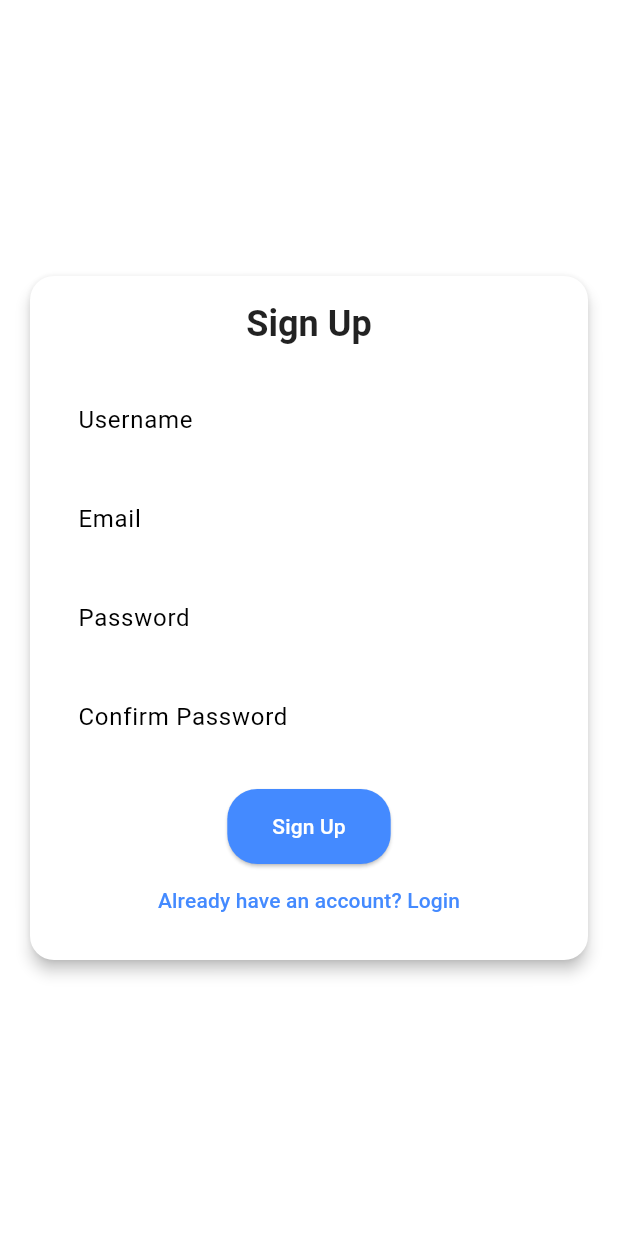
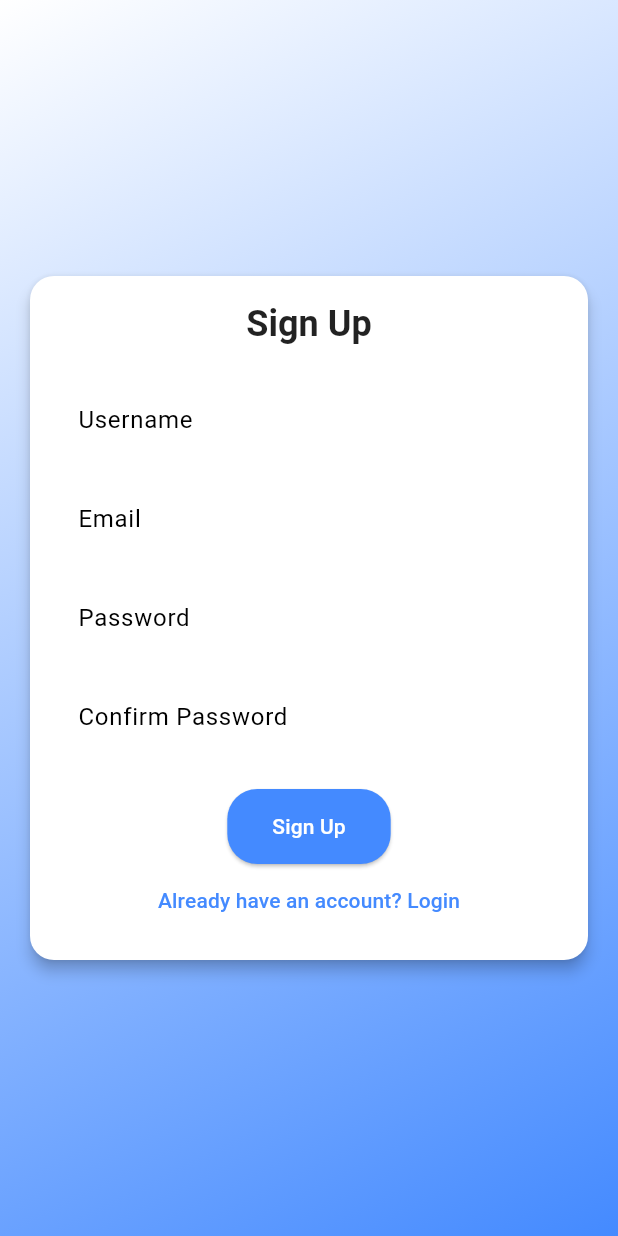
Before and after one commit to Isidro-Zertucha/flutter_exam, a Flutter app: the screen it shows after launch, after a tap on "Login", after a tap on "Don't have an account? Sign up", on a phone screen of 412 x 824 dp. Run offline on Flutter 3.47's test engine with Material 3 defaults, Android fonts, the phone set to English and light mode, and no system bars; our stand-ins replace shared_preferences; missing offline and left inert: country_flags; accounts and stored records are empty.

Commit message:
feature: add internationalization

````diff
--- /dev/null
+++ b/l10n.yaml
@@ -0,0 +1,3 @@
+arb-dir: lib/l10n
+template-arb-file: app_en.arb
+output-localization-file: app_localizations.dart
--- /dev/null
+++ b/lib/l10n/app_localizations.dart
@@ -0,0 +1,248 @@
+import 'dart:async';
+
+import 'package:flutter/foundation.dart';
+import 'package:flutter/widgets.dart';
+import 'package:flutter_localizations/flutter_localizations.dart';
+import 'package:intl/intl.dart' as intl;
+
+import 'app_localizations_en.dart';
+import 'app_localizations_es.dart';
+
+// ignore_for_file: type=lint
+
+/// Callers can lookup localized strings with an instance of AppLocalizations
+/// returned by `AppLocalizations.of(context)`.
+///
+/// Applications need to include `AppLocalizations.delegate()` in their app's
+/// `localizationDelegates` list, and the locales they support in the app's
+/// `supportedLocales` list. For example:
+///
+/// ```dart
+/// import 'l10n/app_localizations.dart';
+///
+/// return MaterialApp(
+///   localizationsDelegates: AppLocalizations.localizationsDelegates,
+///   supportedLocales: AppLocalizations.supportedLocales,
+///   home: MyApplicationHome(),
+/// );
+/// ```
+///
+/// ## Update pubspec.yaml
+///
+/// Please make sure to update your pubspec.yaml to include the following
+/// packages:
+///
+/// ```yaml
+/// dependencies:
+///   # Internationalization support.
+///   flutter_localizations:
+///     sdk: flutter
+///   intl: any # Use the pinned version from flutter_localizations
+///
+///   # Rest of dependencies
+/// ```
+///
+/// ## iOS Applications
+///
+/// iOS applications define key application metadata, including supported
+/// locales, in an Info.plist file that is built into the application bundle.
+/// To configure the locales supported by your app, you’ll need to edit this
+/// file.
+///
+/// First, open your project’s ios/Runner.xcworkspace Xcode workspace file.
+/// Then, in the Project Navigator, open the Info.plist file under the Runner
+/// project’s Runner folder.
+///
+/// Next, select the Information Property List item, select Add Item from the
+/// Editor menu, then select Localizations from the pop-up menu.
+///
+/// Select and expand the newly-created Localizations item then, for each
+/// locale your application supports, add a new item and select the locale
+/// you wish to add from the pop-up menu in the Value field. This list should
+/// be consistent with the languages listed in the AppLocalizations.supportedLocales
+/// property.
+abstract class AppLocalizations {
+  AppLocalizations(String locale)
+    : localeName = intl.Intl.canonicalizedLocale(locale.toString());
+
+  final String localeName;
+
+  static AppLocalizations? of(BuildContext context) {
+    return Localizations.of<AppLocalizations>(context, AppLocalizations);
+  }
+
+  static const LocalizationsDelegate<AppLocalizations> delegate =
+      _AppLocalizationsDelegate();
+
+  /// A list of this localizations delegate along with the default localizations
+  /// delegates.
+  ///
+  /// Returns a list of localizations delegates containing this delegate along with
+  /// GlobalMaterialLocalizations.delegate, GlobalCupertinoLocalizations.delegate,
+  /// and GlobalWidgetsLocalizations.delegate.
+  ///
+  /// Additional delegates can be added by appending to this list in
+  /// MaterialApp. This list does not have to be used at all if a custom list
+  /// of delegates is preferred or required.
+  static const List<LocalizationsDelegate<dynamic>> localizationsDelegates =
+      <LocalizationsDelegate<dynamic>>[
+        delegate,
+        GlobalMaterialLocalizations.delegate,
+        GlobalCupertinoLocalizations.delegate,
+        GlobalWidgetsLocalizations.delegate,
+      ];
+
+  /// A list of this localizations delegate's supported locales.
+  static const List<Locale> supportedLocales = <Locale>[
+    Locale('en'),
+    Locale('es'),
+  ];
+
+  /// No description provided for @login.
+  ///
+  /// In en, this message translates to:
+  /// **'Login'**
+  String get login;
+
+  /// No description provided for @username.
+  ///
+  /// In en, this message translates to:
+  /// **'Username'**
+  String get username;
+
+  /// No description provided for @password.
+  ///
+  /// In en, this message translates to:
+  /// **'Password'**
+  String get password;
+
+  /// No description provided for @dontHaveAnAccount.
+  ///
+  /// In en, this message translates to:
+  /// **'Don\'t have an account? Sign up'**
+  String get dontHaveAnAccount;
+
+  /// No description provided for @signUp.
+  ///
+  /// In en, this message translates to:
+  /// **'Sign Up'**
+  String get signUp;
+
+  /// No description provided for @email.
+  ///
+  /// In en, this message translates to:
+  /// **'Email'**
+  String get email;
+
+  /// No description provided for @confirmPassword.
+  ///
+  /// In en, this message translates to:
+  /// **'Confirm Password'**
+  String get confirmPassword;
+
+  /// No description provided for @alreadyHaveAnAccount.
+  ///
+  /// In en, this message translates to:
+  /// **'Already have an account? Login'**
+  String get alreadyHaveAnAccount;
+
+  /// No description provided for @home.
+  ///
+  /// In en, this message translates to:
+  /// **'Home'**
+  String get home;
+
+  /// No description provided for @welcome.
+  ///
+  /// In en, this message translates to:
+  /// **'Welcome, {username}!'**
+  String welcome(Object username);
+
+  /// No description provided for @logout.
+  ///
+  /// In en, this message translates to:
+  /// **'Logout'**
+  String get logout;
+
+  /// No description provided for @invalidUsernameOrPassword.
+  ///
+  /// In en, this message translates to:
+  /// **'Invalid username or password'**
+  String get invalidUsernameOrPassword;
+
+  /// No description provided for @usernameAlreadyExists.
+  ///
+  /// In en, this message translates to:
+  /// **'Username already exists'**
+  String get usernameAlreadyExists;
+
+  /// No description provided for @pleaseEnterAUsername.
+  ///
+  /// In en, this message translates to:
+  /// **'Please enter a username'**
+  String get pleaseEnterAUsername;
+
+  /// No description provided for @pleaseEnterAnEmail.
+  ///
+  /// In en, this message translates to:
+  /// **'Please enter an email'**
+  String get pleaseEnterAnEmail;
+
+  /// No description provided for @pleaseEnterAValidEmailAddress.
+  ///
+  /// In en, this message translates to:
+  /// **'Please enter a valid email address'**
+  String get pleaseEnterAValidEmailAddress;
+
+  /// No description provided for @pleaseEnterAPassword.
+  ///
+  /// In en, this message translates to:
+  /// **'Please enter a password'**
+  String get pleaseEnterAPassword;
+
+  /// No description provided for @pleaseConfirmYourPassword.
+  ///
+  /// In en, this message translates to:
+  /// **'Please confirm your password'**
+  String get pleaseConfirmYourPassword;
+
+  /// No description provided for @passwordsDoNotMatch.
+  ///
+  /// In en, this message translates to:
+  /// **'Passwords do not match'**
+  String get passwordsDoNotMatch;
+}
+
+class _AppLocalizationsDelegate
+    extends LocalizationsDelegate<AppLocalizations> {
+  const _AppLocalizationsDelegate();
+
+  @override
+  Future<AppLocalizations> load(Locale locale) {
+    return SynchronousFuture<AppLocalizations>(lookupAppLocalizations(locale));
+  }
+
+  @override
+  bool isSupported(Locale locale) =>
+      <String>['en', 'es'].contains(locale.languageCode);
+
+  @override
+  bool shouldReload(_AppLocalizationsDelegate old) => false;
+}
+
+AppLocalizations lookupAppLocalizations(Locale locale) {
+  // Lookup logic when only language code is specified.
+  switch (locale.languageCode) {
+    case 'en':
+      return AppLocalizationsEn();
+    case 'es':
+      return AppLocalizationsEs();
+  }
+
+  throw FlutterError(
+    'AppLocalizations.delegate failed to load unsupported locale "$locale". This is likely '
+    'an issue with the localizations generation tool. Please file an issue '
+    'on GitHub with a reproducible sample app and the gen-l10n configuration '
+    'that was used.',
+  );
+}
--- a/lib/main.dart
+++ b/lib/main.dart
@@ -1,6 +1,8 @@
 import 'package:flutter/material.dart';
+import 'package:flutter_exam/l10n/app_localizations.dart';
 import 'package:provider/provider.dart';
 import 'providers/auth_provider.dart';
+import 'providers/locale_provider.dart';
 import 'providers/theme_provider.dart';
 import 'screens/home_screen.dart';
 import 'screens/login_screen.dart';
@@ -19,15 +21,19 @@ class MyApp extends StatelessWidget {
       providers: [
         ChangeNotifierProvider(create: (_) => AuthProvider()),
         ChangeNotifierProvider(create: (_) => ThemeProvider()),
+        ChangeNotifierProvider(create: (_) => LocaleProvider()),
       ],
-      child: Consumer<ThemeProvider>(
-        builder: (context, themeProvider, child) {
+      child: Consumer2<ThemeProvider, LocaleProvider>(
+        builder: (context, themeProvider, localeProvider, child) {
           return MaterialApp(
             title: 'Flutter Exam',
             debugShowCheckedModeBanner: false,
             theme: AppThemes.lightTheme,
             darkTheme: AppThemes.darkTheme,
             themeMode: themeProvider.themeMode,
+            locale: localeProvider.locale,
+            localizationsDelegates: AppLocalizations.localizationsDelegates,
+            supportedLocales: AppLocalizations.supportedLocales,
             home: const AuthWrapper(),
           );
         },
--- a/lib/screens/login_screen.dart
+++ b/lib/screens/login_screen.dart
@@ -1,4 +1,5 @@
 import 'package:flutter/material.dart';
+import 'package:flutter_exam/l10n/app_localizations.dart';
 import 'package:provider/provider.dart';
 import '../providers/auth_provider.dart';
 import 'signup_screen.dart';
@@ -7,10 +8,10 @@ class LoginScreen extends StatefulWidget {
   const LoginScreen({super.key});
 
   @override
-  _LoginScreenState createState() => _LoginScreenState();
+  State<LoginScreen> createState() => LoginScreenState();
 }
 
-class _LoginScreenState extends State<LoginScreen> {
+class LoginScreenState extends State<LoginScreen> {
   final _formKey = GlobalKey<FormState>();
   final _usernameController = TextEditingController();
   final _passwordController = TextEditingController();
@@ -33,7 +34,7 @@ class _LoginScreenState extends State<LoginScreen> {
       );
       if (!success && mounted) {
         ScaffoldMessenger.of(context).showSnackBar(
-          SnackBar(content: Text('Invalid username or password')),
+          SnackBar(content: Text(AppLocalizations.of(context)!.invalidUsernameOrPassword)),
         );
       }
     }
@@ -41,13 +42,14 @@ class _LoginScreenState extends State<LoginScreen> {
 
   @override
   Widget build(BuildContext context) {
+    final l10n = AppLocalizations.of(context)!;
     return Scaffold(
       body: Container(
         decoration: BoxDecoration(
           gradient: LinearGradient(
             colors: [
-              Theme.of(context).colorScheme.background,
               Theme.of(context).colorScheme.surface,
+              Theme.of(context).colorScheme.secondary,
             ],
             begin: Alignment.topLeft,
             end: Alignment.bottomRight,
@@ -64,15 +66,15 @@ class _LoginScreenState extends State<LoginScreen> {
                   child: Column(
                     mainAxisSize: MainAxisSize.min,
                     children: [
-                      Text('Login', style: Theme.of(context).textTheme.headlineSmall),
+                      Text(l10n.login, style: Theme.of(context).textTheme.headlineSmall),
                       SizedBox(height: 20),
                       TextFormField(
                         controller: _usernameController,
-                        decoration: InputDecoration(labelText: 'Username'),
+                        decoration: InputDecoration(labelText: l10n.username),
                         textInputAction: TextInputAction.next,
                         validator: (value) {
                           if (value == null || value.isEmpty) {
-                            return 'Please enter a username';
+                            return l10n.pleaseEnterAUsername;
                           }
                           return null;
                         },
@@ -84,12 +86,12 @@ class _LoginScreenState extends State<LoginScreen> {
                       TextFormField(
                         controller: _passwordController,
                         focusNode: _passwordFocusNode,
-                        decoration: InputDecoration(labelText: 'Password'),
+                        decoration: InputDecoration(labelText: l10n.password),
                         obscureText: true,
                         textInputAction: TextInputAction.done,
                         validator: (value) {
                           if (value == null || value.isEmpty) {
-                            return 'Please enter a password';
+                            return l10n.pleaseEnterAPassword;
                           }
                           return null;
                         },
@@ -98,7 +100,7 @@ class _LoginScreenState extends State<LoginScreen> {
                       SizedBox(height: 20),
                       ElevatedButton(
                         onPressed: _login,
-                        child: Text('Login'),
+                        child: Text(l10n.login),
                       ),
                       TextButton(
                         onPressed: () {
@@ -107,7 +109,7 @@ class _LoginScreenState extends State<LoginScreen> {
                           );
                         },
                         child: Text(
-                          'Don\'t have an account? Sign up',
+                          l10n.dontHaveAnAccount,
                           style: TextStyle(color: Theme.of(context).colorScheme.secondary),
                         ),
                       ),
--- a/lib/screens/signup_screen.dart
+++ b/lib/screens/signup_screen.dart
@@ -1,14 +1,17 @@
 
 import 'package:flutter/material.dart';
+import 'package:flutter_exam/l10n/app_localizations.dart';
 import 'package:provider/provider.dart';
 import '../providers/auth_provider.dart';
 
 class SignUpScreen extends StatefulWidget {
+  const SignUpScreen({super.key});
+
   @override
-  _SignUpScreenState createState() => _SignUpScreenState();
+  SignUpScreenState createState() => SignUpScreenState();
 }
 
-class _SignUpScreenState extends State<SignUpScreen> {
+class SignUpScreenState extends State<SignUpScreen> {
   final _formKey = GlobalKey<FormState>();
   final _usernameController = TextEditingController();
   final _emailController = TextEditingController();
@@ -45,7 +48,7 @@ class _SignUpScreenState extends State<SignUpScreen> {
       } else {
         if (mounted) {
           ScaffoldMessenger.of(context).showSnackBar(
-            SnackBar(content: Text('Username already exists')),
+            SnackBar(content: Text(AppLocalizations.of(context)!.usernameAlreadyExists)),
           );
         }
       }
@@ -54,13 +57,14 @@ class _SignUpScreenState extends State<SignUpScreen> {
 
   @override
   Widget build(BuildContext context) {
+    final l10n = AppLocalizations.of(context)!;
     return Scaffold(
       body: Container(
         decoration: BoxDecoration(
           gradient: LinearGradient(
             colors: [
-              Theme.of(context).colorScheme.background,
               Theme.of(context).colorScheme.surface,
+              Theme.of(context).colorScheme.secondary,
             ],
             begin: Alignment.topLeft,
             end: Alignment.bottomRight,
@@ -77,15 +81,15 @@ class _SignUpScreenState extends State<SignUpScreen> {
                   child: Column(
                     mainAxisSize: MainAxisSize.min,
                     children: [
-                      Text('Sign Up', style: Theme.of(context).textTheme.headlineSmall),
+                      Text(l10n.signUp, style: Theme.of(context).textTheme.headlineSmall),
                       SizedBox(height: 20),
                       TextFormField(
                         controller: _usernameController,
-                        decoration: InputDecoration(labelText: 'Username'),
+                        decoration: InputDecoration(labelText: l10n.username),
                         textInputAction: TextInputAction.next,
                         validator: (value) {
                           if (value == null || value.isEmpty) {
-                            return 'Please enter a username';
+                            return l10n.pleaseEnterAUsername;
                           }
                           return null;
                         },
@@ -97,15 +101,15 @@ class _SignUpScreenState extends State<SignUpScreen> {
                       TextFormField(
                         controller: _emailController,
                         focusNode: _emailFocusNode,
-                        decoration: InputDecoration(labelText: 'Email'),
+                        decoration: InputDecoration(labelText: l10n.email),
                         keyboardType: TextInputType.emailAddress,
                         textInputAction: TextInputAction.next,
                         validator: (value) {
                           if (value == null || value.isEmpty) {
-                            return 'Please enter an email';
+                            return l10n.pleaseEnterAnEmail;
                           }
                           if (!RegExp(r"^\S+@\S+\.\S+$").hasMatch(value)) {
-                            return 'Please enter a valid email address';
+                            return l10n.pleaseEnterAValidEmailAddress;
                           }
                           return null;
                         },
@@ -117,12 +121,12 @@ class _SignUpScreenState extends State<SignUpScreen> {
                       TextFormField(
                         controller: _passwordController,
                         focusNode: _passwordFocusNode,
-                        decoration: InputDecoration(labelText: 'Password'),
+                        decoration: InputDecoration(labelText: l10n.password),
                         obscureText: true,
                         textInputAction: TextInputAction.next,
                         validator: (value) {
                           if (value == null || value.isEmpty) {
-                            return 'Please enter a password';
+                            return l10n.pleaseEnterAPassword;
                           }
                           return null;
                         },
@@ -134,15 +138,15 @@ class _SignUpScreenState extends State<SignUpScreen> {
                       TextFormField(
                         controller: _confirmPasswordController,
                         focusNode: _confirmPasswordFocusNode,
-                        decoration: InputDecoration(labelText: 'Confirm Password'),
+                        decoration: InputDecoration(labelText: l10n.confirmPassword),
                         obscureText: true,
                         textInputAction: TextInputAction.done,
                         validator: (value) {
                           if (value == null || value.isEmpty) {
-                            return 'Please confirm your password';
+                            return l10n.pleaseConfirmYourPassword;
                           }
                           if (value != _passwordController.text) {
-                            return 'Passwords do not match';
+                            return l10n.passwordsDoNotMatch;
                           }
                           return null;
                         },
@@ -151,12 +155,12 @@ class _SignUpScreenState extends State<SignUpScreen> {
                       SizedBox(height: 20),
                       ElevatedButton(
                         onPressed: _signUp,
-                        child: Text('Sign Up'),
+                        child: Text(l10n.signUp),
                       ),
                       TextButton(
                         onPressed: () => Navigator.of(context).pop(),
                         child: Text(
-                          'Already have an account? Login',
+                          l10n.alreadyHaveAnAccount,
                           style: TextStyle(color: Theme.of(context).colorScheme.secondary),
                         ),
                       )
--- a/pubspec.yaml
+++ b/pubspec.yaml
@@ -33,6 +33,10 @@ dependencies:
   provider: ^6.1.2
   shared_preferences: ^2.2.3
   cupertino_icons: ^1.0.8
+  flutter_localizations:
+    sdk: flutter
+  intl: 0.20.2
+  country_flags: ^2.2.0
 
 dev_dependencies:
   flutter_test:
@@ -51,6 +55,7 @@ dev_dependencies:
 # The following section is specific to Flutter packages.
 flutter:
   uses-material-design: true
+  generate: true
 
   # To add assets to your application, add an assets section, like this:
   # assets:
````
Also changed, not shown: lib/l10n/app_en.arb (added, +21 -0 lines), lib/l10n/app_es.arb (added, +21 -0 lines), lib/l10n/app_localizations_en.dart (added, +70 -0 lines), lib/l10n/app_localizations_es.dart (added, +71 -0 lines), lib/screens/home_screen.dart (+48 -4 lines), lib/providers/locale_provider.dart (line endings or trailing spaces), pubspec.lock.
